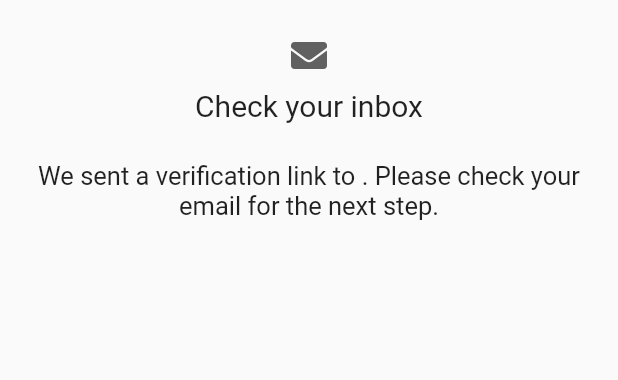
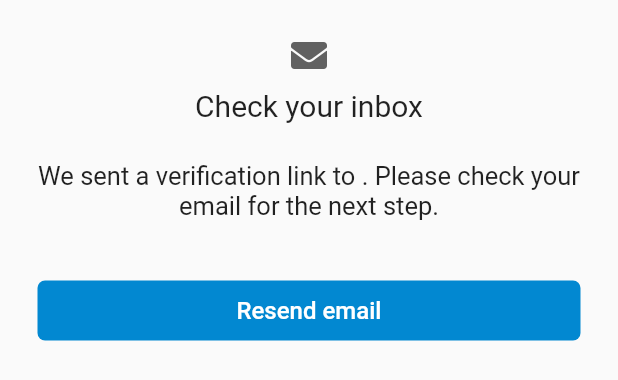
Before and after one commit to tarekniazy/flickr_android, a Flutter app: the CheckEmail widget shown alone on an empty page, opened directly with empty values, on a phone screen of 412 x 824 dp. Shown: the top 380 px of the screen. Run offline on Flutter 3.47's test engine with Material 2 defaults, Android fonts, the phone set to English and light mode, and no system bars; our stand-ins replace email_validator, fluttertoast, font_awesome_flutter, rflutter_alert, smooth_page_indicator; missing offline and left inert: g_captcha; statements that could not run were skipped.

```diff
--- a/lib/constants.dart
+++ b/lib/constants.dart
@@ -20,3 +20,4 @@ const String KPopupMessageTitle = "Hmm... that's not an email address";
 const String KPopupMessageBody =
     "please enter your complete Flickr account email address (e.g. name"
     "@domain.com) if you still log in through Yahoo, click below to continue)";
+const String CAPTCHA_SITE_KEY = "6Le-hMAaAAAAAN_thMimm8huA_tmitcfEdofTCc4";
--- a/lib/signup/checkemail_screen.dart
+++ b/lib/signup/checkemail_screen.dart
@@ -3,7 +3,7 @@ import 'package:flutter/cupertino.dart';
 import 'package:flutter/material.dart';
 import 'package:flickr_android/constants.dart';
 import 'signupStyling/signup_BasicLayout.dart';
-//import 'package:flutter_html_view/flutter_html_view.dart';
+
 
 Widget CheckEmailScreen(String mail) {
   String passedEmail = mail;
@@ -19,6 +19,7 @@ class CheckEmail extends StatefulWidget {
 }
 
 class _CheckEmailState extends State<CheckEmail> {
+
 
   @override
   Widget build(BuildContext context) {
@@ -42,6 +43,7 @@ class _CheckEmailState extends State<CheckEmail> {
             SizedBox(
               height: 25.0,
             ),
+
             Text(
               'We sent a verification link to '+ widget.passedEmail + '. Please check your email for the next step.',
               textAlign: TextAlign.center,
@@ -50,6 +52,35 @@ class _CheckEmailState extends State<CheckEmail> {
               ),
             ),
 
+            SizedBox(
+              height: 40.0,
+            ),
+
+            Container(
+              height: 40.0,
+              width: double.infinity,
+              child: TextButton(
+                onPressed: () {
+                },
+                style: ButtonStyle(
+                  backgroundColor:
+                  MaterialStateProperty.all(KFlickrNormalBlueColor),
+                  shape: MaterialStateProperty.all<RoundedRectangleBorder>(
+                    RoundedRectangleBorder(
+                      borderRadius: BorderRadius.circular(5.0),
+                    ),
+                  ),
+                ),
+                child: Text(
+                  'Resend email',
+                  style: TextStyle(
+                    color: Colors.white,
+                    fontSize: 16.0,
+                  ),
+                ),
+              ),
+
+            ), // Sign up button
            ],
         ),
       ),
--- a/pubspec.yaml
+++ b/pubspec.yaml
@@ -33,7 +33,8 @@ dependencies:
   rflutter_alert: ^2.0.2
   email_validator: ^2.0.1
   smooth_page_indicator: ^0.2.3
-  #flutter_html_view: ^0.5.11
+  g_captcha: ^1.0.0
+  fluttertoast: ^8.0.6
 
 dev_dependencies:
   flutter_test:
```
Also changed, not shown: lib/signup/signupStyling/signup_Widgets.dart (+7 -0 lines), lib/signup/signup_screen.dart (+81 -60 lines), images/recaptcha.png (added), pubspec.lock, 1 other file.
